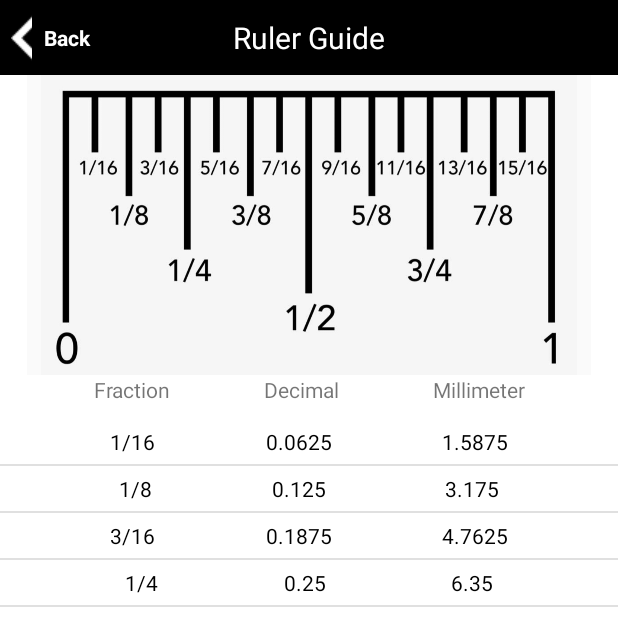
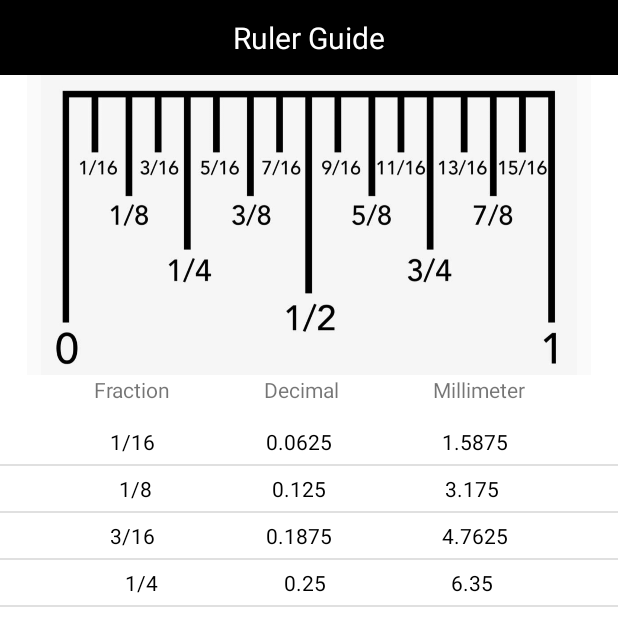
Before and after one commit to jaykallen/Racquet3, an Android app: the RulerFragment screen opened through its navigation route, on a phone screen of 412 x 824 dp, the top half of it. Run offline under Robolectric (Android 15) with nearby library versions, the phone set to English and light mode, and no system bars.

Commit message:
Prettied up the UI

```diff
--- a/app/src/main/java/com/jaykallen/racquet3/room/RoomDao.kt
+++ b/app/src/main/java/com/jaykallen/racquet3/room/RoomDao.kt
@@ -1,6 +1,5 @@
 package com.jaykallen.racquet3.room
 
-import androidx.lifecycle.LiveData
 import androidx.room.*
 import com.jaykallen.racquet3.model.RacquetModel
 
--- a/app/src/main/java/com/jaykallen/racquet3/ui/DetailFragment.kt
+++ b/app/src/main/java/com/jaykallen/racquet3/ui/DetailFragment.kt
@@ -99,9 +99,6 @@ class DetailFragment : Fragment() {
     }
 
     private fun setupButtons(view: View) {
-        view.findViewById<TextView>(R.id.cancelText).setOnClickListener {
-            onCancelClick()
-        }
         view.findViewById<TextView>(R.id.doneText).setOnClickListener {
             onDoneClick()
         }
@@ -181,7 +178,7 @@ class DetailFragment : Fragment() {
     }
 
     private fun onCancelClick() {
-        Navigation.findNavController(view!!).popBackStack(R.id.action_detailFragment_to_catalogFragment ,false)
+//        Navigation.findNavController(view!!).popBackStack(R.id.action_detailFragment_to_catalogFragment ,false)
     }
 
     private fun setDirectionSpinner2(direction: Double) {
--- a/app/src/main/java/com/jaykallen/racquet3/ui/HomeFragment.kt
+++ b/app/src/main/java/com/jaykallen/racquet3/ui/HomeFragment.kt
@@ -18,9 +18,6 @@ import kotlinx.android.synthetic.main.content_main_toolbar.*
 import kotlinx.android.synthetic.main.fragment_home.*
 
 // JK 2019-11-11: Attempt to use Room db in Sandbox environment to put into Manage Right later.
-// todo how do I finish a fragment??
-// todo how do I call a query using the repository??
-// todo What is the MVI architecture??
 
 class HomeFragment : Fragment() {
     private lateinit var homeViewModel: HomeViewModel
--- a/app/src/main/java/com/jaykallen/racquet3/ui/RulerFragment.kt
+++ b/app/src/main/java/com/jaykallen/racquet3/ui/RulerFragment.kt
@@ -34,17 +34,10 @@ class RulerFragment : Fragment() {
         println("***************** Ruler Fragment *******************")
         setupRecycler(rulerArrayList())
         setupToolbar()
-        setupButtons(view!!)
     }
 
     private fun setupToolbar() {
         titleText.text = "Ruler Guide"
-    }
-
-    private fun setupButtons(view: View) {
-        view.findViewById<TextView>(R.id.backText).setOnClickListener {
-//            view.finish()         // todo how to finish a fragment??
-        }
     }
 
     private fun rulerArrayList(): ArrayList<RulerModel> {
--- a/app/src/main/res/layout/content_info_toolbar.xml
+++ b/app/src/main/res/layout/content_info_toolbar.xml
@@ -4,35 +4,6 @@
     android:layout_width="match_parent"
     android:background="@color/colorBlack"
     android:layout_height="50dp">
-
-    <ImageButton
-        android:id="@+id/backImage"
-        android:layout_width="16dp"
-        android:layout_height="match_parent"
-        android:layout_alignParentStart="true"
-        android:layout_centerVertical="true"
-        android:background="@android:color/transparent"
-        android:paddingStart="8dp"
-        android:layout_marginStart="5dp"
-        android:src="@drawable/btn_back_white"
-        android:tint="@color/colorWhite"
-        android:visibility="visible" />
-
-    <TextView
-        android:id="@+id/backText"
-        android:layout_width="72dp"
-        android:layout_height="match_parent"
-        android:layout_centerVertical="true"
-        android:layout_toEndOf="@id/backImage"
-        android:ellipsize="end"
-        android:foregroundGravity="center|left"
-        android:gravity="center|start"
-        android:maxLines="1"
-        android:paddingStart="8dp"
-        android:text="Back"
-        android:textColor="#FFF"
-        android:textSize="14sp"
-        android:textStyle="bold" />
 
     <TextView
         android:id="@+id/titleText"
--- a/app/src/main/res/layout/fragment_home.xml
+++ b/app/src/main/res/layout/fragment_home.xml
@@ -13,6 +13,7 @@
     <androidx.constraintlayout.widget.ConstraintLayout
         android:layout_width="match_parent"
         android:layout_height="match_parent"
+        android:background="@color/colorBackgroundGray"
         tools:context=".LoginFragment">
 
         <include
```
Also changed, not shown: app/src/main/java/com/jaykallen/racquet3/ui/CatalogAdapter.kt (+9 -5 lines), app/src/main/java/com/jaykallen/racquet3/ui/CatalogFragment.kt (+6 -13 lines), app/src/main/res/layout/content_detail_toolbar.xml (+0 -29 lines), app/src/main/res/layout/fragment_detail.xml (+7 -8 lines), app/src/main/res/layout/recycler_racquet.xml (+29 -31 lines).
